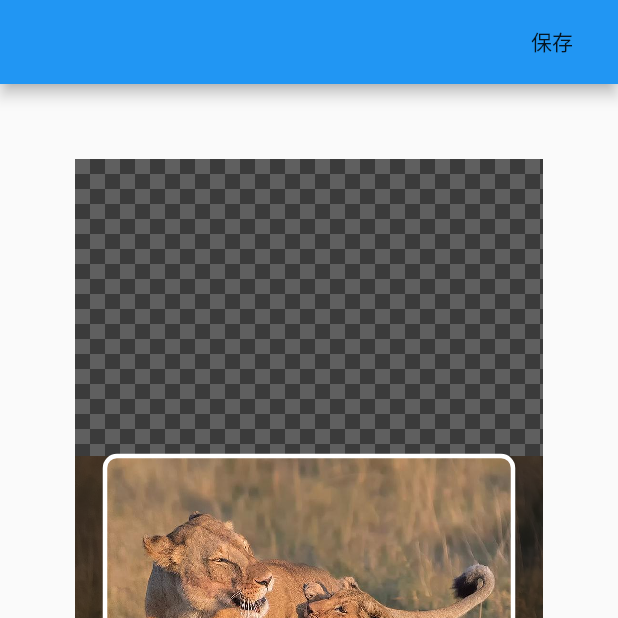
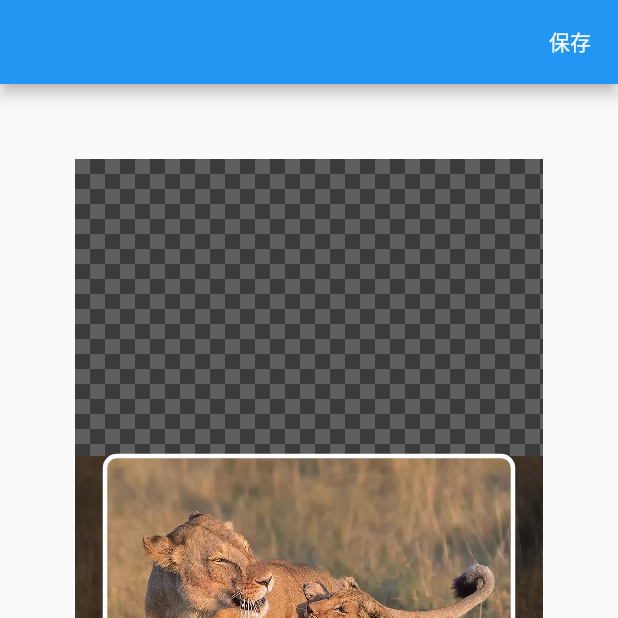
Before and after one commit to wskfjtheqian/head_image_cropper, a Flutter app: the screen it shows after launch, on a phone screen of 412 x 824 dp, the top half of it. Run offline on Flutter 3.47's test engine with Material 2 defaults, Android fonts, the phone set to English and light mode, and no system bars; missing offline and left inert: dart:html.

Commit message:
添加空安全支持

```diff
--- a/example/lib/main.dart
+++ b/example/lib/main.dart
@@ -1,5 +1,3 @@
-
-import 'dart:io';
 import 'dart:typed_data';
 import 'dart:ui';
 
@@ -35,8 +33,9 @@ class _HomeState extends State<Home> {
     return Scaffold(
       appBar: AppBar(
         actions: <Widget>[
-          FlatButton(
+          TextButton(
             child: Text("保存"),
+            style: ButtonStyle(foregroundColor: MaterialStateProperty.all(Colors.white)),
             onPressed: () {
               _controller.outImage().then((image) async {
                 //保存或上传代码
--- a/lib/src/cropper_image_out.dart
+++ b/lib/src/cropper_image_out.dart
@@ -14,7 +14,6 @@ Future<ui.Image> outImage({
   var recorder = ui.PictureRecorder();
   var canvas = ui.Canvas(recorder, ui.Rect.fromLTRB(0, 0, outWidth, outHeight));
 
-  if (null != image) {
   var temp = outHeight / (bottom - top);
 
   canvas.translate(outWidth / 2 + drawX * temp, outHeight / 2 + drawY * temp);
@@ -22,7 +21,7 @@ Future<ui.Image> outImage({
   canvas.scale(scale * temp);
   canvas.drawImage(
       image, ui.Offset(-image.width / 2, -image.height / 2), ui.Paint());
-  }
+
   ui.Picture picture = recorder.endRecording();
   return picture.toImage(outWidth.toInt(), outHeight.toInt());
 }
--- a/lib/src/cropper_image_web_out.dart
+++ b/lib/src/cropper_image_web_out.dart
@@ -30,7 +30,6 @@ Future<ui.Image> outImage({
   }
   var canvas =
       CanvasElement(width: outWidth.toInt(), height: outHeight.toInt());
-  if (null != image) {
     var temp = outHeight / (bottom - top);
 
     canvas.context2D
@@ -39,7 +38,6 @@ Future<ui.Image> outImage({
     canvas.context2D.scale(scale * temp, scale * temp);
     canvas.context2D.drawImage(
         (image as dynamic).imgElement, -image.width / 2, -image.height / 2);
-  }
 
   return Future.value((HtmlImage(canvas)));
 }
```
Also changed, not shown: lib/head_image_cropper.dart (+1 -10 lines). Lines whose indentation alone changed are shown as unchanged.
